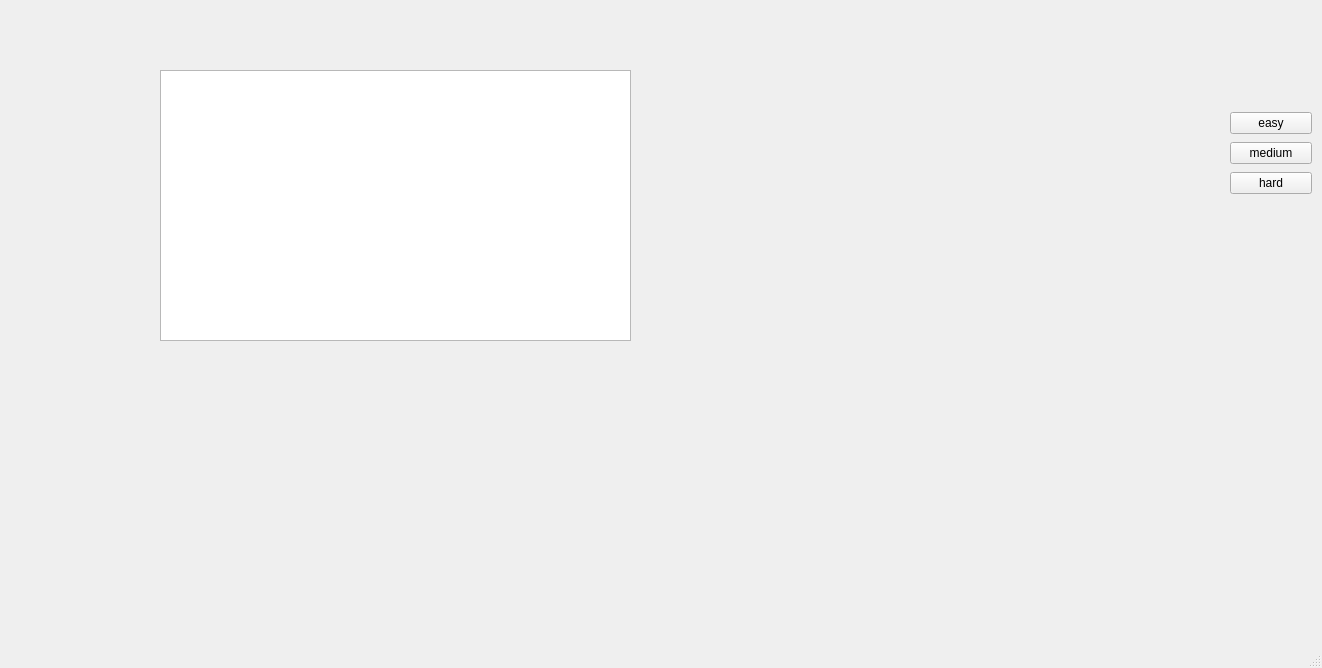
Old version of the form chengzhifinalproject/mainwindow.ui in the repository chengzhideng2022/media-process.
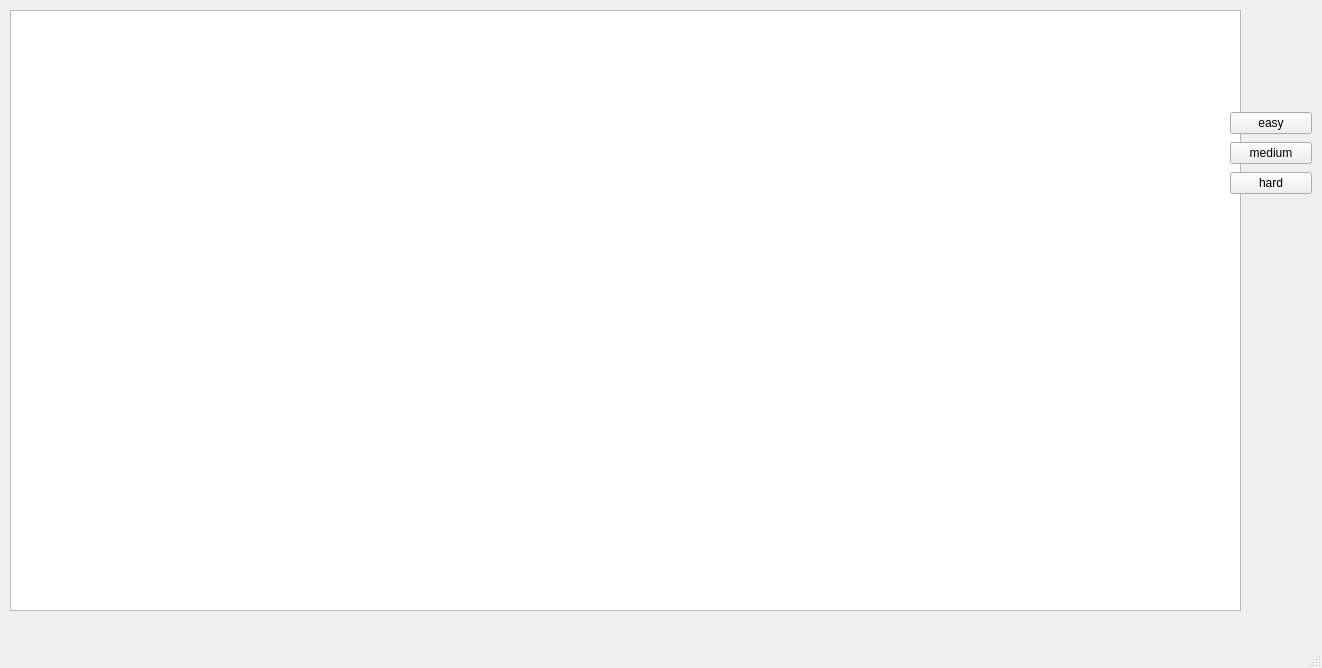
New version of the form.

```diff
--- a/chengzhifinalproject/mainwindow.ui
+++ b/chengzhifinalproject/mainwindow.ui
@@ -23,10 +23,10 @@
    <widget class="QGraphicsView" name="gameview">
     <property name="geometry">
      <rect>
-      <x>160</x>
-      <y>70</y>
-      <width>471</width>
-      <height>271</height>
+      <x>10</x>
+      <y>10</y>
+      <width>1231</width>
+      <height>601</height>
      </rect>
     </property>
     <property name="sizePolicy">
```
